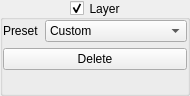
Skwint/Neuron, file Neuron/LayerConfig.ui: the form before one commit.
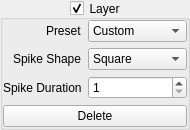
The form after the commit.

Commit message: Move spike shape definition to per-layer instead of per-automaton. Give each layer its own spike processor in preperation for multi threading.

```diff
--- a/Neuron/LayerConfig.ui
+++ b/Neuron/LayerConfig.ui
@@ -7,7 +7,7 @@
     <x>0</x>
     <y>0</y>
     <width>190</width>
-    <height>96</height>
+    <height>128</height>
    </rect>
   </property>
   <property name="windowTitle">
@@ -89,6 +89,60 @@
           </item>
          </widget>
         </item>
+        <item row="1" column="0">
+         <widget class="QLabel" name="spikeShapeLabel">
+          <property name="text">
+           <string>Spike Shape</string>
+          </property>
+         </widget>
+        </item>
+        <item row="2" column="0">
+         <widget class="QLabel" name="spikeDurationLabel">
+          <property name="text">
+           <string>Spike Duration</string>
+          </property>
+         </widget>
+        </item>
+        <item row="1" column="1">
+         <widget class="QComboBox" name="cmbSpikeShape">
+          <property name="currentIndex">
+           <number>0</number>
+          </property>
+          <item>
+           <property name="text">
+            <string>Square</string>
+           </property>
+          </item>
+          <item>
+           <property name="text">
+            <string>Exponential</string>
+           </property>
+          </item>
+          <item>
+           <property name="text">
+            <string>Triangle</string>
+           </property>
+          </item>
+          <item>
+           <property name="text">
+            <string>Gaussian</string>
+           </property>
+          </item>
+         </widget>
+        </item>
+        <item row="2" column="1">
+         <widget class="QSpinBox" name="spinSpikeDuration">
+          <property name="minimum">
+           <number>1</number>
+          </property>
+          <property name="maximum">
+           <number>7</number>
+          </property>
+          <property name="value">
+           <number>1</number>
+          </property>
+         </widget>
+        </item>
        </layout>
       </item>
       <item>
```
The commit also changes 15 other files.
